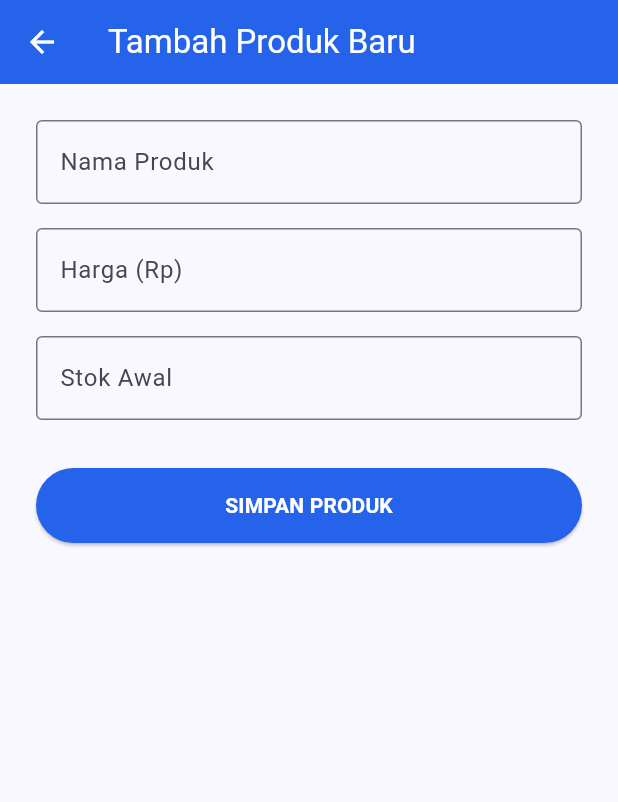
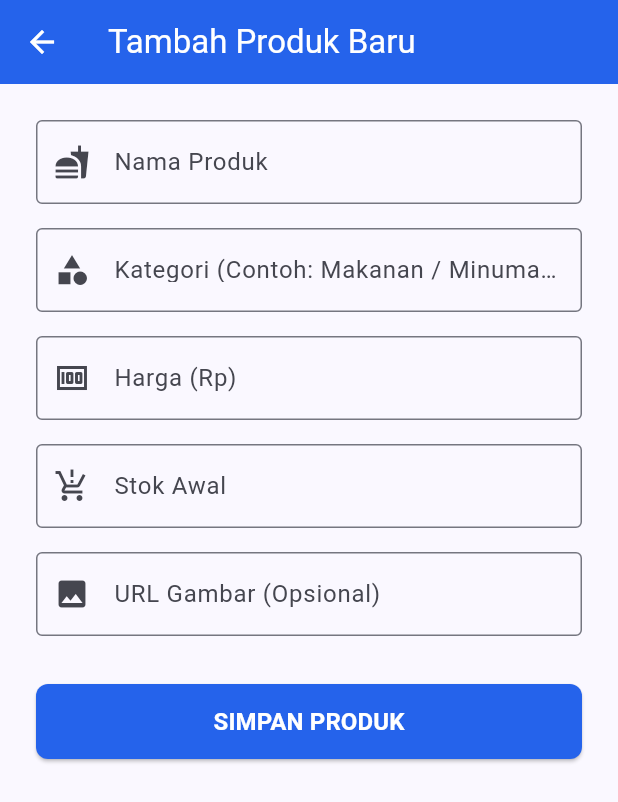
Before and after one commit to ajat888/natuna-pos, a Flutter app: the AddProductPage screen opened directly, on a phone screen of 412 x 824 dp. Shown: the top 802 px of the screen. Run offline on Flutter 3.47's test engine with Material 3 defaults, Android fonts, the phone set to English and light mode, and no system bars; our stand-ins replace supabase_flutter; accounts and stored records are empty.

Commit message:
feat(produk): tambah input kategori, url gambar, dan live preview di form produk

```diff
--- a/lib/pages/add_product_page.dart
+++ b/lib/pages/add_product_page.dart
@@ -12,7 +12,20 @@ class _AddProductPageState extends State<AddProductPage> {
   final _nameController = TextEditingController();
   final _priceController = TextEditingController();
   final _stockController = TextEditingController();
+  final _categoryController = TextEditingController();
+  final _imageUrlController = TextEditingController();
+
   bool _isLoading = false;
+
+  @override
+  void dispose() {
+    _nameController.dispose();
+    _priceController.dispose();
+    _stockController.dispose();
+    _categoryController.dispose();
+    _imageUrlController.dispose();
+    super.dispose();
+  }
 
   Future<void> _saveProduct() async {
     if (_nameController.text.isEmpty || _priceController.text.isEmpty) {
@@ -29,6 +42,9 @@ class _AddProductPageState extends State<AddProductPage> {
         'name': _nameController.text.trim(),
         'price': int.parse(_priceController.text.trim()),
         'stock': int.parse(_stockController.text.trim().isEmpty ? '0' : _stockController.text.trim()),
+        // Jika kosong, kirim null ke database agar tidak error
+        'category': _categoryController.text.trim().isEmpty ? null : _categoryController.text.trim(),
+        'image_url': _imageUrlController.text.trim().isEmpty ? null : _imageUrlController.text.trim(),
       });
 
       if (mounted) {
@@ -62,20 +78,77 @@ class _AddProductPageState extends State<AddProductPage> {
           children: [
             TextField(
               controller: _nameController,
-              decoration: const InputDecoration(labelText: 'Nama Produk', border: OutlineInputBorder()),
+              decoration: const InputDecoration(
+                labelText: 'Nama Produk',
+                border: OutlineInputBorder(),
+                prefixIcon: Icon(Icons.fastfood),
+              ),
+            ),
+            const SizedBox(height: 16),
+            TextField(
+              controller: _categoryController,
+              decoration: const InputDecoration(
+                labelText: 'Kategori (Contoh: Makanan / Minuman)',
+                border: OutlineInputBorder(),
+                prefixIcon: Icon(Icons.category),
+              ),
             ),
             const SizedBox(height: 16),
             TextField(
               controller: _priceController,
               keyboardType: TextInputType.number,
-              decoration: const InputDecoration(labelText: 'Harga (Rp)', border: OutlineInputBorder()),
+              decoration: const InputDecoration(
+                labelText: 'Harga (Rp)',
+                border: OutlineInputBorder(),
+                prefixIcon: Icon(Icons.money),
+              ),
             ),
             const SizedBox(height: 16),
             TextField(
               controller: _stockController,
               keyboardType: TextInputType.number,
-              decoration: const InputDecoration(labelText: 'Stok Awal', border: OutlineInputBorder()),
+              decoration: const InputDecoration(
+                labelText: 'Stok Awal',
+                border: OutlineInputBorder(),
+                prefixIcon: Icon(Icons.production_quantity_limits),
+              ),
             ),
+            const SizedBox(height: 16),
+            TextField(
+              controller: _imageUrlController,
+              decoration: const InputDecoration(
+                labelText: 'URL Gambar (Opsional)',
+                border: OutlineInputBorder(),
+                prefixIcon: Icon(Icons.image),
+              ),
+              // Memicu rebuild UI saat URL diketik untuk Live Preview
+              onChanged: (value) => setState(() {}),
+            ),
+
+            // --- LIVE PREVIEW GAMBAR ---
+            if (_imageUrlController.text.isNotEmpty)
+              Container(
+                margin: const EdgeInsets.only(top: 16),
+                height: 150,
+                width: double.infinity,
+                decoration: BoxDecoration(
+                  border: Border.all(color: Colors.grey.shade300),
+                  borderRadius: BorderRadius.circular(8),
+                ),
+                child: ClipRRect(
+                  borderRadius: BorderRadius.circular(8),
+                  child: Image.network(
+                    _imageUrlController.text,
+                    fit: BoxFit.cover,
+                    errorBuilder: (context, error, stackTrace) {
+                      return const Center(
+                        child: Text('URL Gambar tidak valid / Gagal memuat', style: TextStyle(color: Colors.red)),
+                      );
+                    },
+                  ),
+                ),
+              ),
+
             const SizedBox(height: 32),
             SizedBox(
               width: double.infinity,
@@ -85,10 +158,11 @@ class _AddProductPageState extends State<AddProductPage> {
                 style: ElevatedButton.styleFrom(
                   backgroundColor: const Color(0xFF2563EB),
                   foregroundColor: Colors.white,
+                  shape: RoundedRectangleBorder(borderRadius: BorderRadius.circular(8)),
                 ),
                 child: _isLoading
                     ? const CircularProgressIndicator(color: Colors.white)
-                    : const Text('SIMPAN PRODUK', style: TextStyle(fontWeight: FontWeight.bold)),
+                    : const Text('SIMPAN PRODUK', style: TextStyle(fontWeight: FontWeight.bold, fontSize: 16)),
               ),
             ),
           ],
```
